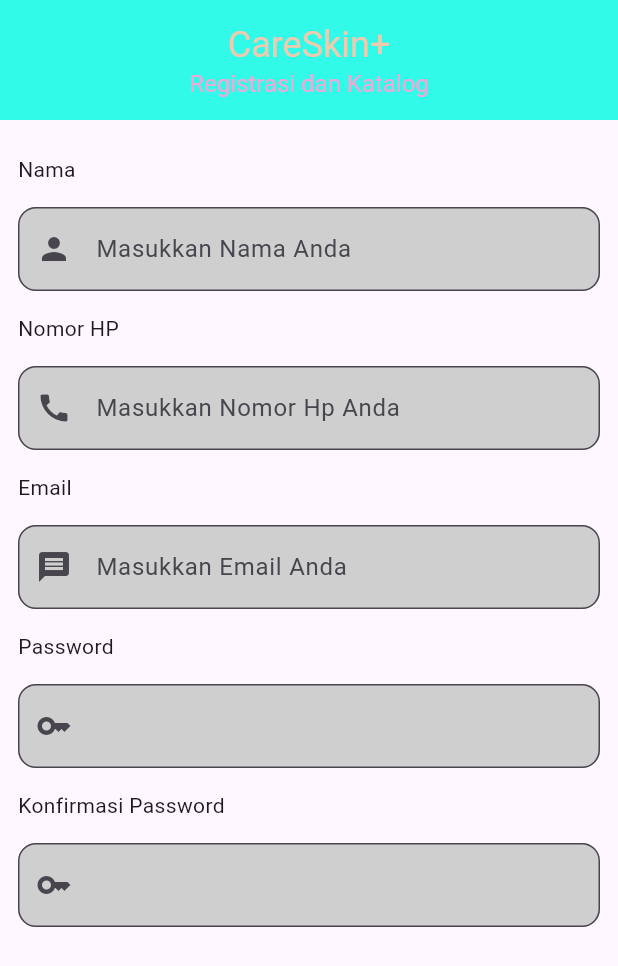
After one commit to AAISkuy/latihan_flutter_dasar, a Flutter app: the screen it shows after launch, on a phone screen of 412 x 824 dp. The commit adds this screen. Shown: the top 966 px of the screen. Run offline on Flutter 3.47's test engine with Material 3 defaults, Android fonts, the phone set to English and light mode, and no system bars.

Commit message:
Tugas3Flutter belum selesai

```diff
--- /dev/null
+++ b/lib/latihan3Flutter.dart
@@ -0,0 +1,106 @@
+import 'package:flutter/material.dart';
+
+class registrasiCatalogCare extends StatelessWidget {
+  const registrasiCatalogCare({super.key});
+
+  @override
+  Widget build(BuildContext context) {
+    return Scaffold(
+      appBar: AppBar(
+        toolbarHeight: 80,
+        centerTitle: true,
+        backgroundColor: Color.fromARGB(255, 50, 250, 233),
+        title: Column(
+          mainAxisAlignment: MainAxisAlignment.center,
+          children: const [
+            Text(
+              "CareSkin+",
+              style: TextStyle(
+                color: Color(0xFFEECBAF),
+                fontSize: 24,
+              ),
+            ),
+            Text(
+              "Registrasi dan Katalog",
+              style: TextStyle(
+                color: Color(0xFFF0A8D6),
+                fontSize: 16,
+              ),
+            ),
+          ],
+        ),
+      ),
+
+      body: Padding(
+        padding: const EdgeInsets.symmetric(horizontal: 12.0),
+        child: Column(
+          crossAxisAlignment: CrossAxisAlignment.start,
+          spacing: 15,
+          children: [
+                  SizedBox(height: 8),
+            Text("Nama"),
+            TextField(
+              decoration: InputDecoration(
+                hintText: "Masukkan Nama Anda",
+                filled: true,
+                fillColor: const Color.fromARGB(255, 207, 207, 207),
+                border: OutlineInputBorder(
+                  borderRadius: BorderRadius.circular(12),
+                ),
+                prefixIcon: Icon(Icons.person),
+              ),
+            ),
+             Text("Nomor HP"),
+            TextField(
+              decoration: InputDecoration(
+                hintText: "Masukkan Nomor Hp Anda",
+                filled: true,
+                fillColor: const Color.fromARGB(255, 207, 207, 207),
+                border: OutlineInputBorder(
+                borderRadius: BorderRadius.circular(12),
+                ),
+                prefixIcon: Icon(Icons.call),
+              ),
+            ),
+             Text("Email"),
+             TextField(
+              decoration: InputDecoration(
+                hintText: "Masukkan Email Anda",
+                filled: true,
+                fillColor: const Color.fromARGB(255, 207, 207, 207),
+                border: OutlineInputBorder(
+                  borderRadius: BorderRadius.circular(12),
+                ),
+                prefixIcon: Icon(Icons.message),
+              ),
+            ),
+            Text("Password"),
+             TextField(
+              obscureText: true,
+              decoration: InputDecoration(
+                filled: true,
+                fillColor: const Color.fromARGB(255, 207, 207, 207),
+                border: OutlineInputBorder(
+                  borderRadius: BorderRadius.circular(12),
+                ),
+                prefixIcon: Icon(Icons.key),
+              ),
+            ),
+            Text("Konfirmasi Password"),
+             TextField(
+              obscureText: true,
+              decoration: InputDecoration(
+                filled: true,
+                fillColor: const Color.fromARGB(255, 207, 207, 207),
+                border: OutlineInputBorder(
+                  borderRadius: BorderRadius.circular(12),
+                ),
+                prefixIcon: Icon(Icons.key),
+              ),
+            ),
+          ],
+        ),
+        ),
+    );
+  }
+}
--- a/lib/main.dart
+++ b/lib/main.dart
@@ -1,5 +1,5 @@
 import 'package:flutter/material.dart';
-import 'package:latihan_flutter_dasar/latihan2Flutter.dart';
+import 'package:latihan_flutter_dasar/latihan3Flutter.dart';
 
 void main() {
   runApp(const MyApp());
@@ -31,7 +31,7 @@ class MyApp extends StatelessWidget {
         // tested with just a hot reload.
         colorScheme: .fromSeed(seedColor: Colors.deepPurple),
       ),
-      home: layoutKomp(),
+      home: registrasiCatalogCare(),
     );
   }
 }
```
